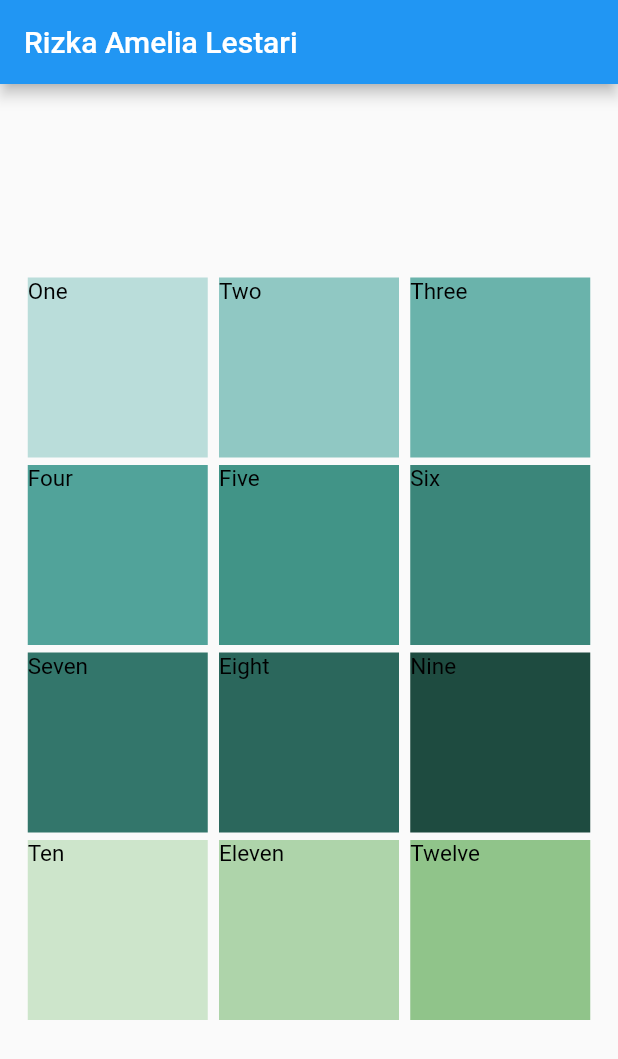
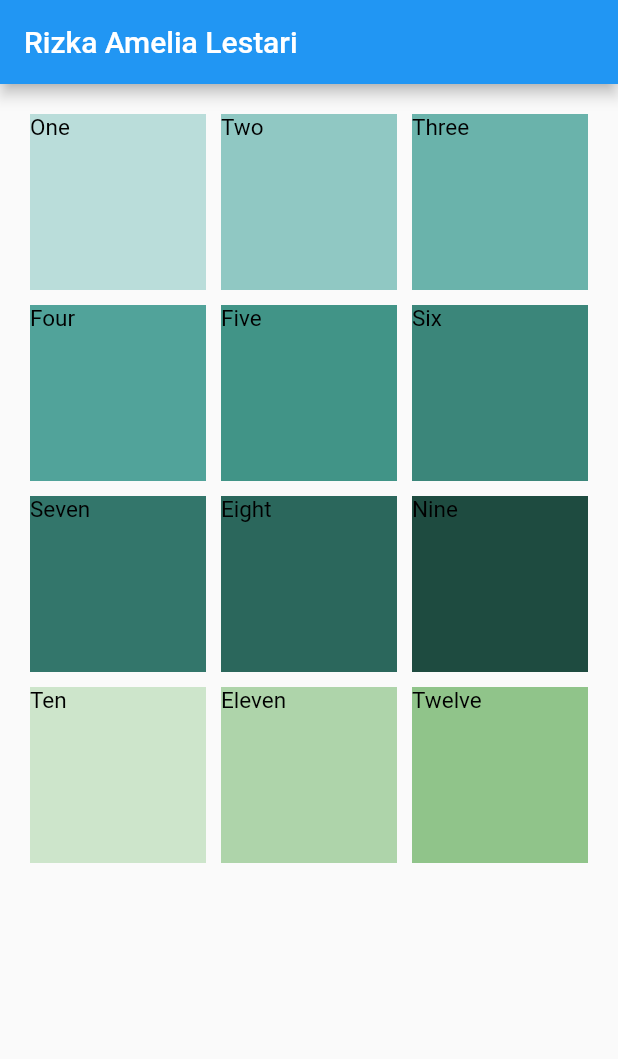
Before and after one commit to rizkaamelia/pert7_201011400234, a Flutter app: the screen it shows after launch, on a phone screen of 412 x 824 dp. Shown: the top 1059 px of the screen. Run offline on Flutter 3.47's test engine with Material 2 defaults, Android fonts, the light colour scheme and no system bars.

Commit message:
pert_7_3

```diff
--- a/lib/main.dart
+++ b/lib/main.dart
@@ -14,24 +14,16 @@ class MainApp extends StatelessWidget {
         appBar: AppBar(
           title: Text('Rizka Amelia Lestari'),
         ),
-        body: Center(
-          child: Container(
-            width: 390,
-            height: double.infinity,
-            alignment: Alignment.center,
-            child: AspectRatio(
-              aspectRatio: 3 / 4,
-              child: Column(
-                children: [
-                  SizedBox(
-                    height: 5,
-                  ),
-                  Row(
-                    mainAxisAlignment: MainAxisAlignment.spaceEvenly,
-                    children: [
+        body: Container(
+          padding: const EdgeInsets.all(20),
+          child: GridView.count(
+            crossAxisCount: 3,
+            crossAxisSpacing: 10,
+            mainAxisSpacing: 10,
+            children: <Widget>[
               Container(
-                        width: 120,
-                        height: 120,
+                width: 100,
+                height: 100,
                 color: Color(0xffbaddda),
                 child: Text(
                   'One',
@@ -39,8 +31,8 @@ class MainApp extends StatelessWidget {
                 ),
               ),
               Container(
-                        width: 120,
-                        height: 120,
+                width: 100,
+                height: 100,
                 color: Color(0xFF90c8c3),
                 child: Text(
                   'Two',
@@ -48,26 +40,17 @@ class MainApp extends StatelessWidget {
                 ),
               ),
               Container(
-                        width: 120,
-                        height: 120,
+                width: 100,
+                height: 100,
                 color: Color(0xFF6ab3ab),
                 child: Text(
                   'Three',
                   style: TextStyle(fontSize: 15, color: Colors.black),
                 ),
               ),
-                    ],
-                  ),
-                  SizedBox(
-                    height: 5,
-                  ), //,
-
-                  Row(
-                    mainAxisAlignment: MainAxisAlignment.spaceEvenly,
-                    children: [
               Container(
-                        width: 120,
-                        height: 120,
+                width: 100,
+                height: 100,
                 color: Color(0xFF51a39a),
                 child: Text(
                   'Four',
@@ -75,8 +58,8 @@ class MainApp extends StatelessWidget {
                 ),
               ),
               Container(
-                        width: 120,
-                        height: 120,
+                width: 100,
+                height: 100,
                 color: Color(0xFF419487),
                 child: Text(
                   'Five',
@@ -84,25 +67,17 @@ class MainApp extends StatelessWidget {
                 ),
               ),
               Container(
-                        width: 120,
-                        height: 120,
+                width: 100,
+                height: 100,
                 color: Color(0xFF3b867a),
                 child: Text(
                   'Six',
                   style: TextStyle(fontSize: 15, color: Colors.black),
                 ),
               ),
-                    ],
-                  ),
-                  SizedBox(
-                    height: 5,
-                  ), //,
-                  Row(
-                    mainAxisAlignment: MainAxisAlignment.spaceEvenly,
-                    children: [
               Container(
-                        width: 120,
-                        height: 120,
+                width: 100,
+                height: 100,
                 color: Color(0xFF33766b),
                 child: Text(
                   'Seven',
@@ -110,8 +85,8 @@ class MainApp extends StatelessWidget {
                 ),
               ),
               Container(
-                        width: 120,
-                        height: 120,
+                width: 100,
+                height: 100,
                 color: Color(0xFF2b675c),
                 child: Text(
                   'Eight',
@@ -119,25 +94,17 @@ class MainApp extends StatelessWidget {
                 ),
               ),
               Container(
-                        width: 120,
-                        height: 120,
+                width: 100,
+                height: 100,
                 color: Color(0xFF1e4b40),
                 child: Text(
                   'Nine',
                   style: TextStyle(fontSize: 15, color: Colors.black),
                 ),
               ),
-                    ],
-                  ),
-                  SizedBox(
-                    height: 5,
-                  ),
-                  Row(
-                    mainAxisAlignment: MainAxisAlignment.spaceEvenly,
-                    children: [
               Container(
-                        width: 120,
-                        height: 120,
+                width: 100,
+                height: 100,
                 color: Color(0xFFcde5cb),
                 child: Text(
                   'Ten',
@@ -145,8 +112,8 @@ class MainApp extends StatelessWidget {
                 ),
               ),
               Container(
-                        width: 120,
-                        height: 120,
+                width: 100,
+                height: 100,
                 color: Color(0xFFaed4aa),
                 child: Text(
                   'Eleven',
@@ -154,8 +121,8 @@ class MainApp extends StatelessWidget {
                 ),
               ),
               Container(
-                        width: 120,
-                        height: 120,
+                width: 100,
+                height: 100,
                 color: Color(0xFF90c48a),
                 child: Text(
                   'Twelve',
@@ -164,10 +131,6 @@ class MainApp extends StatelessWidget {
               ),
             ],
           ),
-                ],
-              ),
-            ),
-          ),
         ),
       ),
     );
```
Lines whose indentation alone changed are shown as unchanged.
